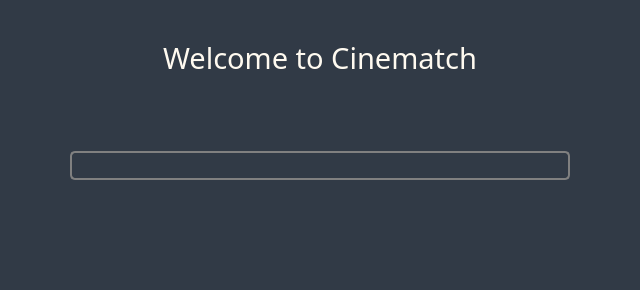
The window that UI/ui_splashscreen.ui (lakshya076/Cinematch) describes before a commit, drawn with Qt 5.
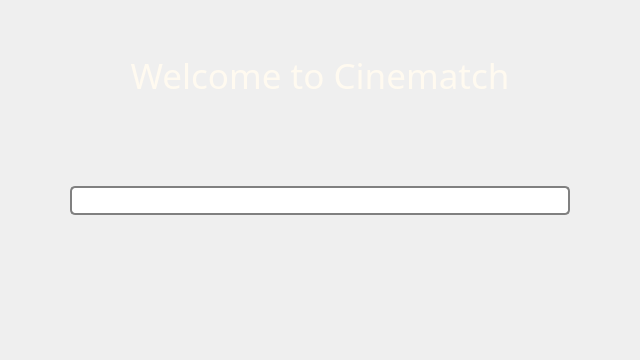
The same window after the commit.

Patch:
```diff
--- a/UI/ui_splashscreen.ui
+++ b/UI/ui_splashscreen.ui
@@ -7,9 +7,21 @@
                 <x>0</x>
                 <y>0</y>
                 <width>640</width>
-                <height>290</height>
+                <height>360</height>
             </rect>
         </property>
+        <property name="minimumSize">
+            <size>
+                <width>640</width>
+                <height>360</height>
+            </size>
+        </property>
+        <property name="maximumSize">
+            <size>
+                <width>640</width>
+                <height>360</height>
+            </size>
+        </property>
         <property name="font">
             <font>
                 <family>OCR A Extended</family>
@@ -19,8 +31,7 @@
             <string>Dialog</string>
         </property>
         <property name="styleSheet">
-            <string notr="true">background-color:#313a46;
-                color:#fffaf0;
+            <string notr="true">color:#fffaf0;
             </string>
         </property>
         <layout class="QVBoxLayout" name="verticalLayout">
@@ -29,14 +40,14 @@
                     <property name="font">
                         <font>
                             <family>OCR A Extended</family>
-                            <pointsize>22</pointsize>
+                            <pointsize>26</pointsize>
                             <weight>50</weight>
                             <italic>false</italic>
                             <bold>false</bold>
                         </font>
                     </property>
                     <property name="styleSheet">
-                        <string notr="true">font:22pt;</string>
+                        <string notr="true">font:26pt;</string>
                     </property>
                     <property name="text">
                         <string>Welcome to Cinematch</string>
@@ -132,14 +143,14 @@
                     <property name="font">
                         <font>
                             <family>Malgun Gothic Semilight</family>
-                            <pointsize>12</pointsize>
+                            <pointsize>14</pointsize>
                             <weight>50</weight>
                             <italic>false</italic>
                             <bold>false</bold>
                         </font>
                     </property>
                     <property name="styleSheet">
-                        <string notr="true">font:12pt;</string>
+                        <string notr="true">font:14pt;</string>
                     </property>
                     <property name="text">
                         <string/>
```
